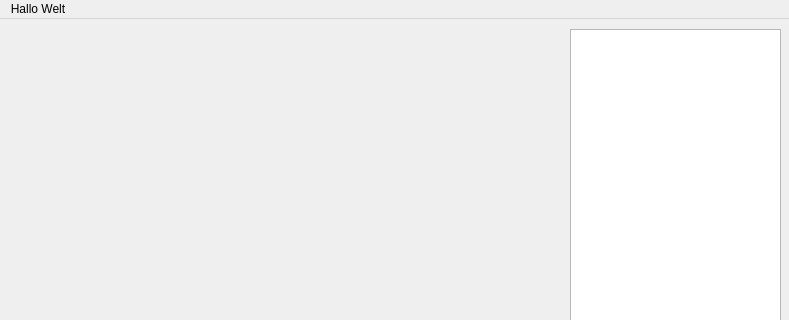
Qt form mainwin_wst_bearbeiten.ui (TischlerWilly/postprozessor) before a commit; both pictures show x 0 to 789 and y 0 to 320 of the 789 by 518 pixel window.
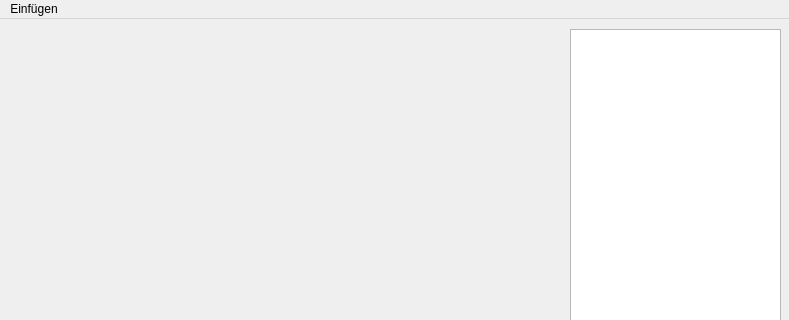
The same form after that commit.

Commit message: bohrung hinzufügen

```diff
--- a/mainwin_wst_bearbeiten.ui
+++ b/mainwin_wst_bearbeiten.ui
@@ -52,7 +52,7 @@
    </property>
    <widget class="QMenu" name="menuHallo_Welt">
     <property name="title">
-     <string>Hallo Welt</string>
+     <string>Einfügen</string>
     </property>
    </widget>
    <addaction name="menuHallo_Welt"/>
```
Left out of the diff: 6 changed lines with no effect on the pictures. The commit also changes 2 other files.
